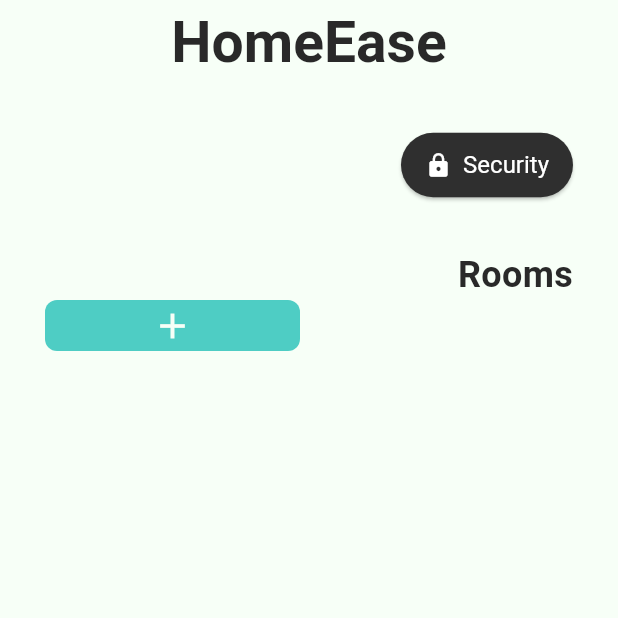
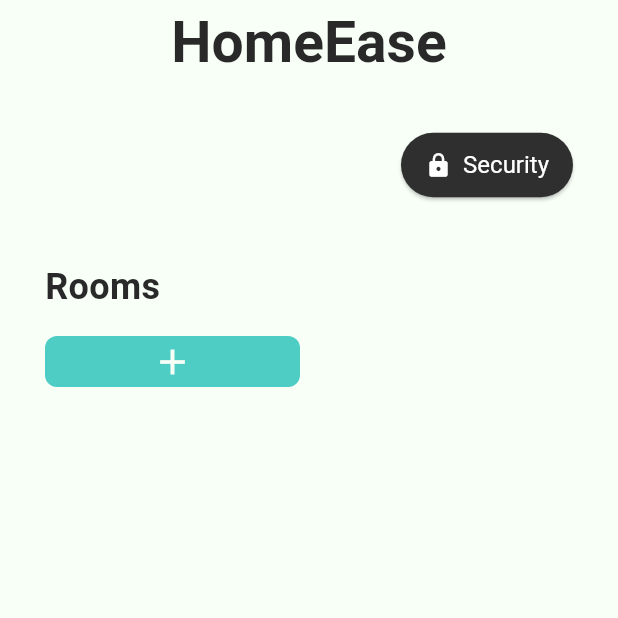
Before and after one commit to R-umaria/Project3_Section3_Group4, a Flutter app: the screen it shows after launch, on a phone screen of 412 x 824 dp, the top half of it. Run offline on Flutter 3.47's test engine with Material 3 defaults, Android fonts, the light colour scheme and no system bars; our stand-ins replace shared_preferences, syncfusion_flutter_charts; missing offline and left inert: media_kit, media_kit_video.

Commit message:
rooms title added

```diff
--- a/lib/Modules/HomeScreen/home_screen.dart
+++ b/lib/Modules/HomeScreen/home_screen.dart
@@ -143,9 +143,17 @@ class _HomeScreenState extends State<HomeScreen> {
 
 
           const SizedBox(height: 16), // Add spacing
-             // Rooms Title
+             // Rooms Grid
+            Expanded(
+  child: Center(
+    child: SizedBox(
+      width: 1000, // Set a max width for the grid and its content
+      child: Column(
+        crossAxisAlignment: CrossAxisAlignment.start, // Align content to the left
+        children: [
+          // Heading "Rooms"
           const Padding(
-            padding: EdgeInsets.only(left: 8.0), // Add slight padding for alignment
+            padding: EdgeInsets.symmetric(vertical: 8.0), // Adjust padding for alignment
             child: Text(
               'Rooms',
               style: TextStyle(
@@ -155,18 +163,18 @@ class _HomeScreenState extends State<HomeScreen> {
               ),
             ),
           ),
-          // Rooms Grid
+
+          // Spacing between heading and grid
+          const SizedBox(height: 8),
+
+          // GridView for buttons
           Expanded(
-  child: Center(
-    child: SizedBox(
-      width: 1000,
-       // Set a max width for the grid
             child: GridView.builder(
               gridDelegate: const SliverGridDelegateWithFixedCrossAxisCount(
                 crossAxisCount: 2, // Keep 2 columns
                 crossAxisSpacing: 12,
                 mainAxisSpacing: 12,
-          childAspectRatio: 5, // Adjust as necessary
+                childAspectRatio: 5, // Adjust aspect ratio as necessary
               ),
               itemCount: _rooms.length + 1,
               itemBuilder: (context, index) {
@@ -229,8 +237,12 @@ class _HomeScreenState extends State<HomeScreen> {
               },
             ),
           ),
+        ],
       ),
     ),
+  ),
+),
+
 
           ],
         ),
```
Lines whose indentation alone changed are shown as unchanged.
